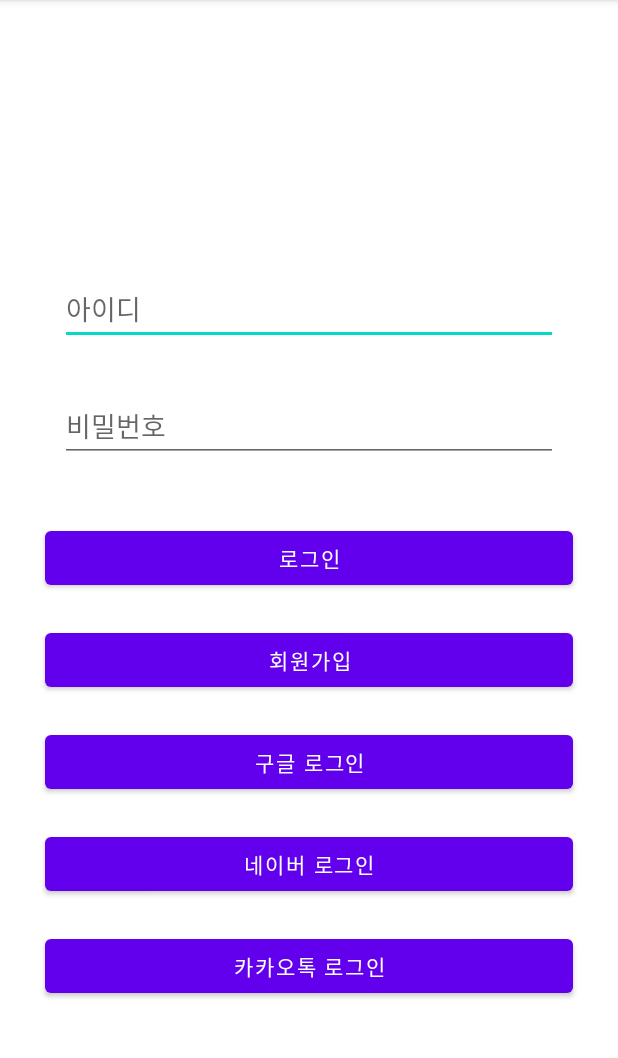
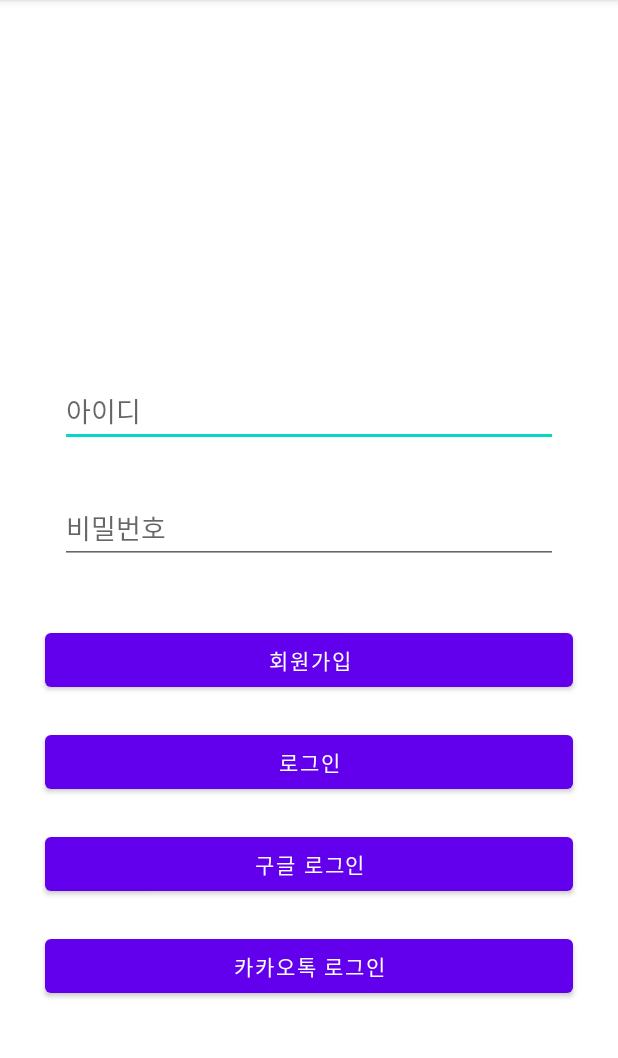
Before and after one commit to Chaeduk/REST-API-Project, an Android app: the screen it shows after launch (MainActivity), on a phone screen of 412 x 824 dp, the part 84-1142 px from its top. Run offline under Robolectric (Android 15) with nearby library versions, the phone set to English and light mode, and no system bars; libraries missing offline, so code that uses them is left out: com.kakao.sdk; 4 statements that could not run were skipped.

Commit message:
success google&kakao login(client-side)!!!

```diff
--- a/Project/app/src/main/java/com/summer/project/MainActivity.kt
+++ b/Project/app/src/main/java/com/summer/project/MainActivity.kt
@@ -1,5 +1,6 @@
 package com.summer.project
 
+import android.content.Context
 import android.content.Intent
 import android.os.Bundle
 import android.util.Log
@@ -38,7 +39,7 @@
 
         mGoogleSignInClient = GoogleSignIn.getClient(this, gso);
 
-        google_login.setOnClickListener {
+        google_login.setOnClickListener {       //구글 로그인 버튼 click
             signIn()
         }
 
@@ -48,65 +49,79 @@
             }
             else if (token != null) {
                 //Login Success
-                Log.i("success",token.accessToken)
-                UserApiClient.instance.me{ user, error ->
-                    Log.i("hi", user.toString())
+                Log.i("success",token.toString())
+                server.KaKaoAuth(token.accessToken, token.refreshToken).enqueue(object : Callback<JsonElement>{  //카카오 로그인으로 얻은 토큰들을 서버로 전달
+                    override fun onResponse(
+                        call: Call<JsonElement>,
+                        response: Response<JsonElement>
+                    ) {
+                        Log.i("info",response.body().toString())        //서버의 응답
+                    }
 
+                    override fun onFailure(call: Call<JsonElement>, t: Throwable) {
+                    }
+
+                })
+            }
+        }
+
+//        UserApiClient.instance.me{ user, error ->     카카오톡에서 로그인된 유저정보를 가져올 수 있는 코드
+//            Log.i("hi", user.toString())
+//
+//        }
+
+
+        KakaoSdk.init(this, getString(R.string.kakao_app_key))
+
+        kakao_login.setOnClickListener {        //카카오 로그인 버튼 click
+            LoginClient.instance.run{
+                if(isKakaoTalkLoginAvailable(this@MainActivity)){   //카카오톡 앱이 있는지 여부
+                    loginWithKakaoTalk(this@MainActivity, callback =callback)   //카카오톡이 설치되어 있으면 앱에서 로그인 처리
+                }else{
+                    loginWithKakaoAccount(this@MainActivity, callback =callback)    //카카오톡이 설치되어 있지않으면 웹으로 처리
                 }
             }
         }
 
 
-        KakaoSdk.init(this, getString(R.string.kakao_app_key))
-
-        kakao_login.setOnClickListener {
-            LoginClient.instance.run{
-                if(isKakaoTalkLoginAvailable(this@MainActivity)){
-                    loginWithKakaoTalk(this@MainActivity, callback =callback)
-                }else{
-                    loginWithKakaoAccount(this@MainActivity, callback =callback)
-                }
-            }
-        }
-
-
-        val retrofit = Retrofit.Builder()
-            .baseUrl("http://10.0.2.2:8001/")
+        val retrofit = Retrofit.Builder()       //retrofit(Http 연동 - Rest API)
+            .baseUrl("http://10.0.2.2:8001/")   //android 로컬 주소(localhost 느낌)
             .addConverterFactory(GsonConverterFactory.create())
             .build()
         server = retrofit.create(Service::class.java)
     }
 
-    override fun onStart() {
-        super.onStart()
-        val account = GoogleSignIn.getLastSignedInAccount(this)
-        if (account != null && account.id != null) {
+//    override fun onStart() {
+//        super.onStart()
+//        val account = GoogleSignIn.getLastSignedInAccount(this)
+//        if (account != null && account.id != null) {
+//
+//        }
+//
+//    }
 
-        }
-
-    }
-
-    private fun signIn():Unit{
+    private fun signIn():Unit{      //구글 로그인 처리 함수
         val signInIntent = mGoogleSignInClient.signInIntent
         startActivityForResult(signInIntent, RC_SIGN_IN)
     }
 
-    override fun onActivityResult(requestCode: Int, resultCode: Int, data: Intent?) {
+    override fun onActivityResult(requestCode: Int, resultCode: Int, data: Intent?) {   //구글 로그인 후
         super.onActivityResult(requestCode, resultCode, data)
         if(requestCode == RC_SIGN_IN){
             val task = GoogleSignIn.getSignedInAccountFromIntent(data)
             try{
                 val account = task.getResult(ApiException::class.java)!!
-                idToken = account.idToken
-                server.getRequest(idToken).enqueue(object : Callback<JsonElement>{
+                idToken = account.idToken       //토큰 아이디를 받아옴(토큰 만료여부 확인하기)
+                server.GoogleAuth(idToken).enqueue(object : Callback<JsonElement>{  //구글 로그인으로 얻은 토큰을 서버로 전달
                     override fun onResponse(
                         call: Call<JsonElement>,
                         response: Response<JsonElement>
                     ) {
-                        Log.i("info",response.body().toString())
+                        Log.i("info",response.body().toString())        //서버의 응답
                     }
 
                     override fun onFailure(call: Call<JsonElement>, t: Throwable) {
+
                     }
 
                 })
--- a/Project/app/src/main/java/com/summer/project/Service.kt
+++ b/Project/app/src/main/java/com/summer/project/Service.kt
@@ -13,7 +13,11 @@
 interface Service { //api 관리 인터페이스
 
     @FormUrlEncoded
-    @POST("/")
-    fun getRequest(@Field("name") name:String): Call<JsonElement>
+    @POST("/google")
+    fun GoogleAuth(@Field("token") token:String): Call<JsonElement>
+
+    @FormUrlEncoded
+    @POST("/kakao")
+    fun KaKaoAuth(@Field("access_token") access_token:String, @Field("refresh_token") refresh_token:String): Call<JsonElement>
 
 }
--- a/Project/app/src/main/res/layout/activity_main.xml
+++ b/Project/app/src/main/res/layout/activity_main.xml
@@ -14,32 +14,19 @@
         android:layout_marginEnd="30dp"
         android:layout_marginBottom="20dp"
         android:text="구글 로그인"
-        app:layout_constraintBottom_toTopOf="@+id/naver_login"
-        app:layout_constraintEnd_toEndOf="parent"
-        app:layout_constraintHorizontal_bias="0.0"
-        app:layout_constraintStart_toStartOf="parent" />
-
-    <Button
-        android:id="@+id/naver_login"
-        android:layout_width="0dp"
-        android:layout_height="wrap_content"
-        android:layout_marginStart="30dp"
-        android:layout_marginEnd="30dp"
-        android:layout_marginBottom="20dp"
-        android:text="네이버 로그인"
         app:layout_constraintBottom_toTopOf="@+id/kakao_login"
         app:layout_constraintEnd_toEndOf="parent"
         app:layout_constraintHorizontal_bias="0.0"
         app:layout_constraintStart_toStartOf="parent" />
 
     <Button
-        android:id="@+id/signup"
+        android:id="@+id/local_login"
         android:layout_width="0dp"
         android:layout_height="wrap_content"
         android:layout_marginStart="30dp"
         android:layout_marginEnd="30dp"
         android:layout_marginBottom="20dp"
-        android:text="회원가입"
+        android:text="로그인"
         app:layout_constraintBottom_toTopOf="@+id/google_login"
         app:layout_constraintEnd_toEndOf="parent"
         app:layout_constraintStart_toStartOf="parent" />
@@ -57,14 +44,14 @@
         app:layout_constraintStart_toStartOf="parent" />
 
     <Button
-        android:id="@+id/local_login"
+        android:id="@+id/signup"
         android:layout_width="0dp"
         android:layout_height="wrap_content"
         android:layout_marginStart="30dp"
         android:layout_marginEnd="30dp"
         android:layout_marginBottom="20dp"
-        android:text="로그인"
-        app:layout_constraintBottom_toTopOf="@+id/signup"
+        android:text="회원가입"
+        app:layout_constraintBottom_toTopOf="@+id/local_login"
         app:layout_constraintEnd_toEndOf="parent"
         app:layout_constraintStart_toStartOf="parent" />
 
@@ -92,7 +79,7 @@
         android:ems="10"
         android:hint="비밀번호"
         android:inputType="textPassword"
-        app:layout_constraintBottom_toTopOf="@+id/local_login"
+        app:layout_constraintBottom_toTopOf="@+id/signup"
         app:layout_constraintEnd_toEndOf="parent"
         app:layout_constraintStart_toStartOf="parent" />
 </androidx.constraintlayout.widget.ConstraintLayout>
```
